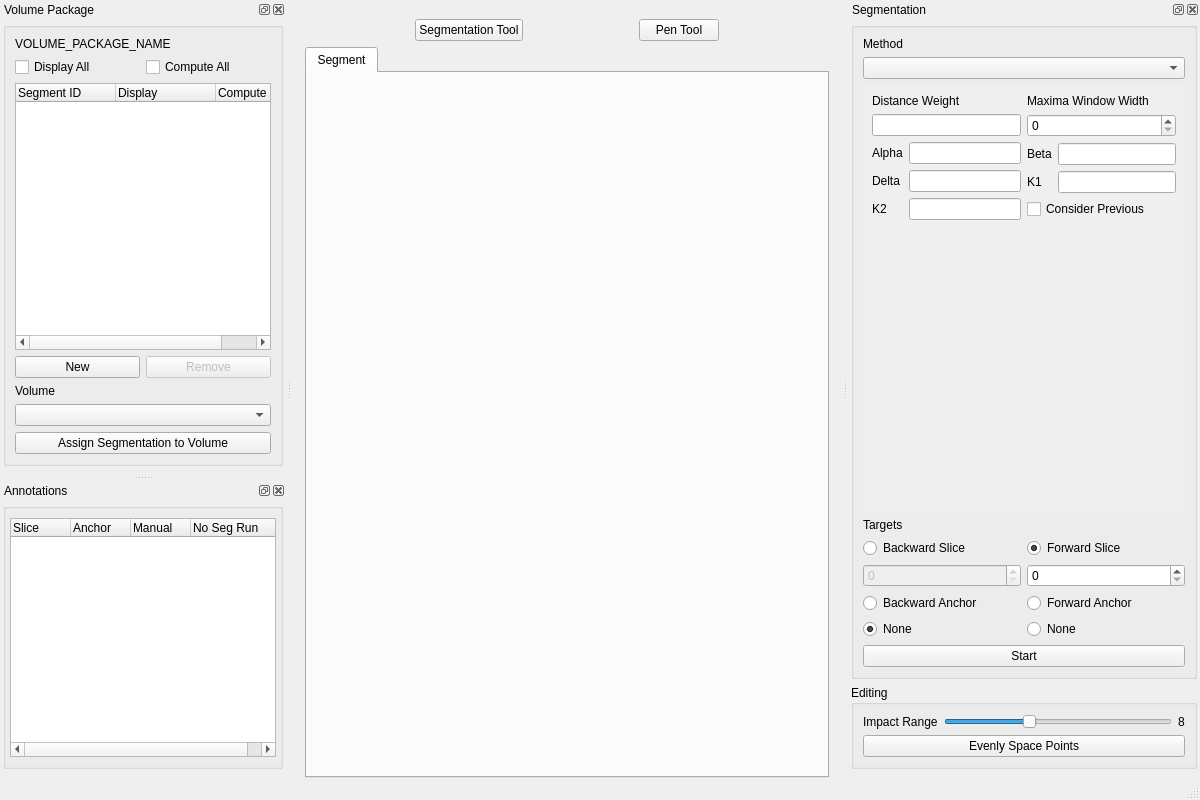
First picture: the form in volume-cartographer/apps/VC/VCMain.ui, repository SuperOptimizer/villa, before the edit.
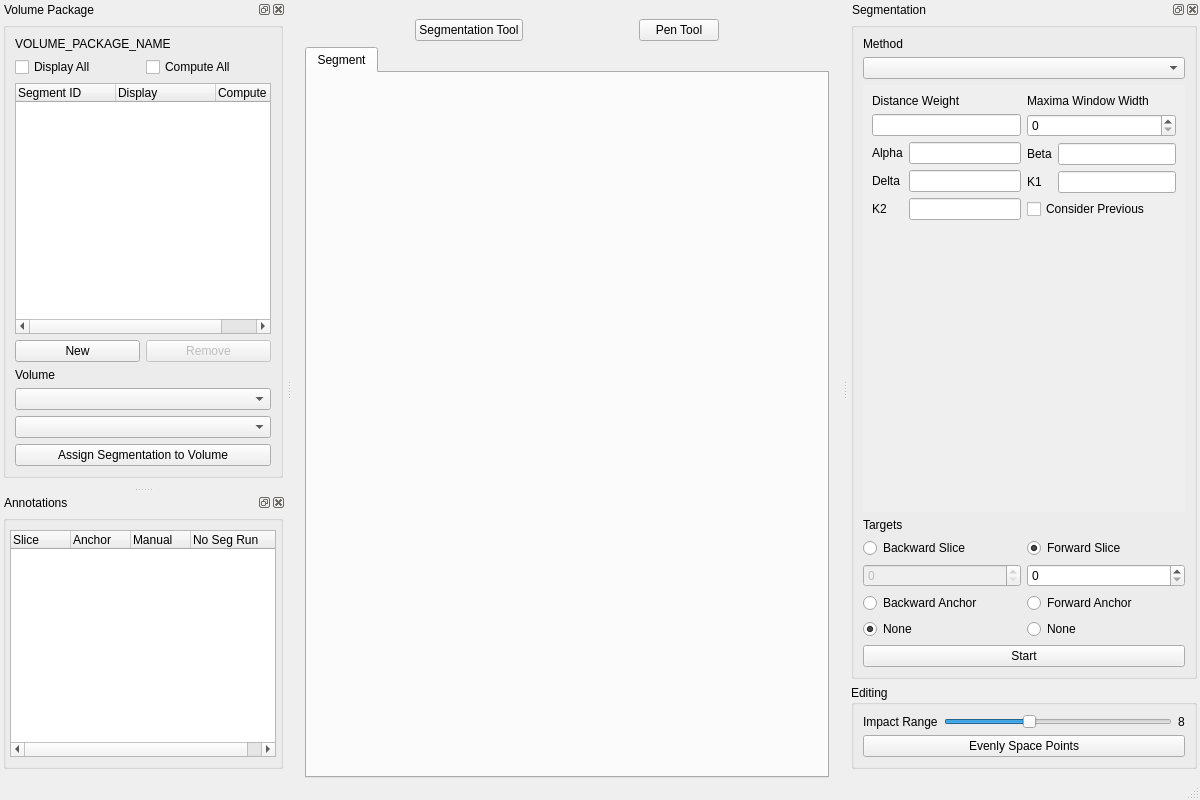
Second picture: the form after the edit. Icons and pictures are not drawn.

Commit message: previews show and can be selected in VC

Diff of the .ui file:
```diff
--- a/volume-cartographer/apps/VC/VCMain.ui
+++ b/volume-cartographer/apps/VC/VCMain.ui
@@ -279,6 +279,9 @@
           <item>
            <widget class="QComboBox" name="volSelect"/>
           </item>
+          <item>
+           <widget class="QComboBox" name="previewSelect"/>
+          </item>
           <item>
            <widget class="QPushButton" name="assignVol">
             <property name="text">
```
The commit also changes 4 other files.
